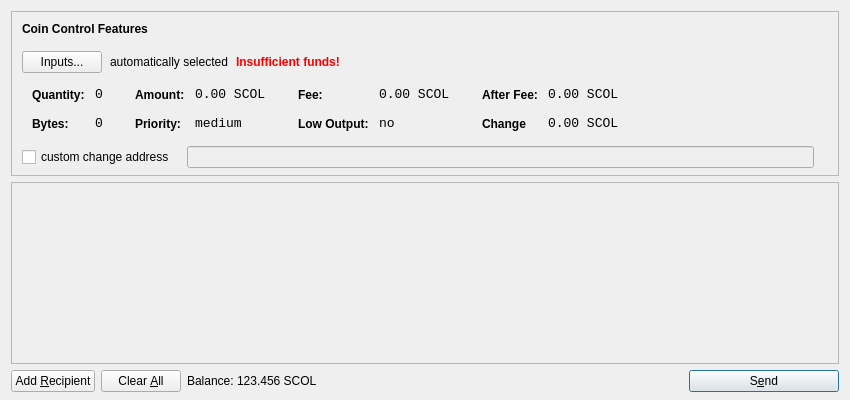
Before: the Qt Designer form src/qt/forms/sendcoinsdialog.ui in scolcoin/scolcoin_old, drawn with Qt 5.
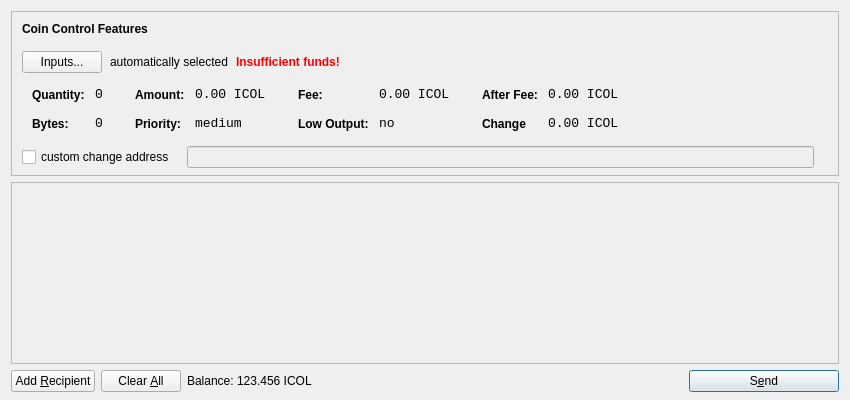
After: the same form once the commit is applied. Icons and pictures are not drawn.

```diff
--- a/src/qt/forms/sendcoinsdialog.ui
+++ b/src/qt/forms/sendcoinsdialog.ui
@@ -321,7 +321,7 @@
                   <enum>Qt::ActionsContextMenu</enum>
                  </property>
                  <property name="text">
-                  <string>0.00 SCOL</string>
+                  <string>0.00 ICOL</string>
                  </property>
                  <property name="textInteractionFlags">
                   <set>Qt::LinksAccessibleByMouse|Qt::TextSelectableByKeyboard|Qt::TextSelectableByMouse</set>
@@ -407,7 +407,7 @@
                   <enum>Qt::ActionsContextMenu</enum>
                  </property>
                  <property name="text">
-                  <string>0.00 SCOL</string>
+                  <string>0.00 ICOL</string>
                  </property>
                  <property name="textInteractionFlags">
                   <set>Qt::LinksAccessibleByMouse|Qt::TextSelectableByKeyboard|Qt::TextSelectableByMouse</set>
@@ -493,7 +493,7 @@
                   <enum>Qt::ActionsContextMenu</enum>
                  </property>
                  <property name="text">
-                  <string>0.00 SCOL</string>
+                  <string>0.00 ICOL</string>
                  </property>
                  <property name="textInteractionFlags">
                   <set>Qt::LinksAccessibleByMouse|Qt::TextSelectableByKeyboard|Qt::TextSelectableByMouse</set>
@@ -525,7 +525,7 @@
                   <enum>Qt::ActionsContextMenu</enum>
                  </property>
                  <property name="text">
-                  <string>0.00 SCOL</string>
+                  <string>0.00 ICOL</string>
                  </property>
                  <property name="textInteractionFlags">
                   <set>Qt::LinksAccessibleByMouse|Qt::TextSelectableByKeyboard|Qt::TextSelectableByMouse</set>
@@ -732,7 +732,7 @@
           <cursorShape>IBeamCursor</cursorShape>
          </property>
          <property name="text">
-          <string>123.456 SCOL</string>
+          <string>123.456 ICOL</string>
          </property>
          <property name="textInteractionFlags">
           <set>Qt::LinksAccessibleByMouse|Qt::TextSelectableByKeyboard|Qt::TextSelectableByMouse</set>
```
